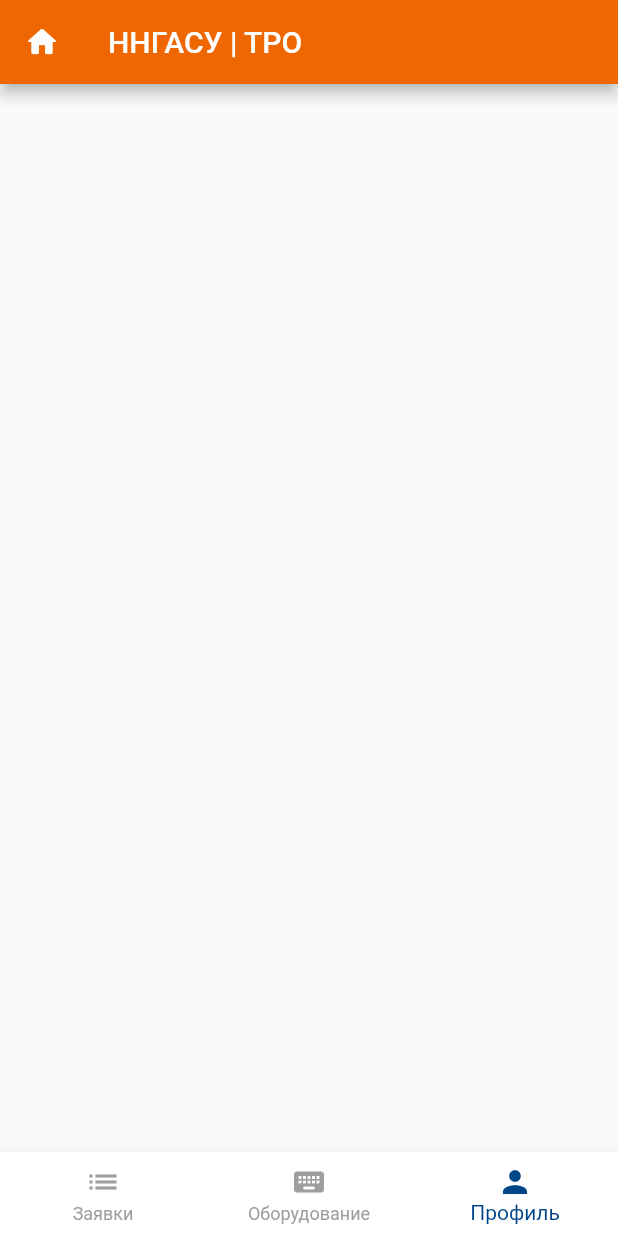
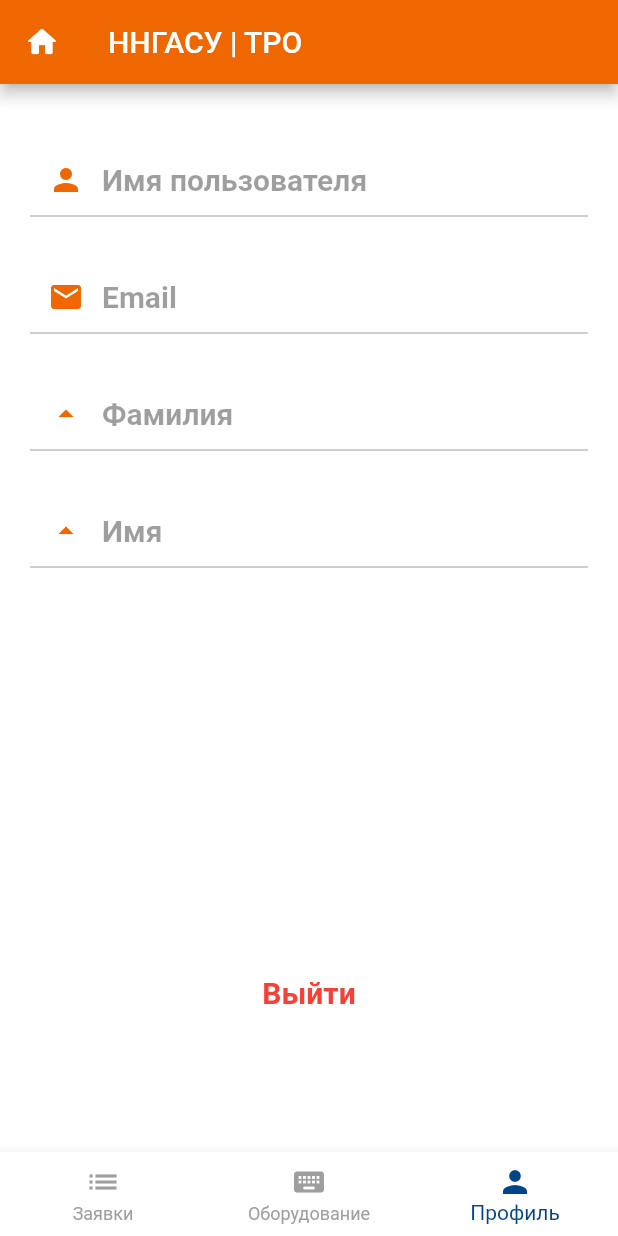
Before and after one commit to Excome/nngasu_fqp_mobile, a Flutter app: the HomePage screen opened directly, item 3 of the bottom bar chosen, on a phone screen of 412 x 824 dp. Run offline on Flutter 3.47's test engine with Material 2 defaults, Android fonts, the phone set to English and light mode, and no system bars; our stand-ins replace logger; missing offline and left inert: localstore, multiselect; network calls fail.

Commit message:
add localStorage, init userProfile

```diff
--- a/lib/domain/user.dart
+++ b/lib/domain/user.dart
@@ -54,14 +54,19 @@ class User {
   }
 
   Map<String, dynamic> toJson() {
+    List<Map<String, dynamic>> roles = [];
+    // for (var role in this.roles) {
+    //   roles.add(role.toJson());
+    // }
     return <String, dynamic> {
       'id': id,
       'userName': userName,
       'pass': pass,
       'passConfirm': passConfirm,
       'email': email,
+      // "roles": roles,
       'firstName': firstName,
-      'sunName': surName,
+      'surName': surName,
       'createdDate': createdDate.toString()
     };
   }
--- a/lib/main.dart
+++ b/lib/main.dart
@@ -1,36 +1,42 @@
 import 'package:flutter/material.dart';
+import 'package:flutter/services.dart';
 import 'package:logger/logger.dart';
 import 'package:nngasu_fqp_mobile/screen/authentication.dart';
+import 'package:localstore/localstore.dart';
 import 'package:nngasu_fqp_mobile/screen/home.dart';
 
 import 'domain/user.dart';
 
-void main() =>  runApp(const Application());
+void main() {
+  WidgetsFlutterBinding.ensureInitialized();
+  runApp(const Application());
+}
 
 class Application extends StatelessWidget{
   const Application({Key? key}) : super(key: key);
+  static final Logger logger = Logger();
+  static final db = Localstore.instance;
+  static const dbAuthId = "nngasu_tro_auth_db_document";
+  static const dbCrrUserId = "nngasu_current_user_db_document";
+  static const Color nngasuBlueColor = Color.fromRGBO(0, 69, 136, 1);
+  static const Color nngasuOrangeColor = Color.fromRGBO(239, 103, 0, 1);
+
   static String serverUrl = 'http://192.168.0.198:8080';
-  // static const String serverUrl = 'http://195.122.251.100:8080';
-  static Logger logger = Logger();
-  static Color nngasuBlueColor = const Color.fromRGBO(0, 69, 136, 1);
-  static Color nngasuOrangeColor = const Color.fromRGBO(239, 103, 0, 1);
+  // static String serverUrl = 'http://195.122.251.100:8080';
 
-  static String crrUsername = "administrator";
-  // static String token = "eyJhbGciOiJIUzUxMiJ9.eyJzdWIiOiJhZG1pbmlzdHJhdG9yIiwiZXhwIjoxNjUzNzcxNjAwfQ.yo1jZj_Y2oNgPBJ3e9um2az1dIoTwGvnUYF46SQvyFA2XD4AKeoBwolhQSTkeUwjP8wiz4NdKj3CwdbRCFveXg";
+  static String crrUsername = "";
   static String token = "";
-  // Color.fromRGBO(0, 69, 136, 1) - Синий цвет ННГАСУ
-  // Color.fromRGBO(239, 103, 0, 1) - Оранжевый цвет ННГАСУ
   @override
   Widget build(BuildContext context) {
     return MaterialApp(
       title: 'NNGASU',
       theme: ThemeData(
-        primaryColor: Colors.white,
-        textTheme: const TextTheme(titleLarge: TextStyle(color: Colors.black))
+          primaryColor: Colors.white,
+          textTheme: const TextTheme(titleLarge: TextStyle(color: Colors.black))
       ),
       // home: AuthPage(),
-      home: token.isEmpty ? AuthPage() : HomePage(),
+      home: token.isEmpty ? AuthPage() : const HomePage(),
+      // home: const HomePage(),
     );
   }
-
 }
--- a/lib/screen/home.dart
+++ b/lib/screen/home.dart
@@ -1,9 +1,12 @@
 import 'package:flutter/cupertino.dart';
 import 'package:flutter/material.dart';
+import 'package:flutter/services.dart';
 import 'package:nngasu_fqp_mobile/component/request-list.dart';
 import 'package:nngasu_fqp_mobile/domain/user.dart';
 import 'package:nngasu_fqp_mobile/main.dart';
+import 'package:nngasu_fqp_mobile/screen/authentication.dart';
 import 'package:nngasu_fqp_mobile/screen/createRequest.dart';
+import 'package:nngasu_fqp_mobile/screen/userProfile.dart';
 
 class HomePage extends StatefulWidget {
   const HomePage({Key? key}) : super(key: key);
@@ -16,7 +19,7 @@ class _HomePageState extends State<HomePage> {
   static const List<Widget> _widgetOptions = <Widget>[
     RequestList(),
     Scaffold(),
-    Scaffold()
+    UserProfile()
   ];
   int sectionIndex = 0;
 
@@ -25,14 +28,19 @@ class _HomePageState extends State<HomePage> {
     return Scaffold(
       backgroundColor: Theme.of(context).primaryColor,
       appBar: AppBar(
+          systemOverlayStyle: const SystemUiOverlayStyle(
+              statusBarColor: Application.nngasuOrangeColor,
+              statusBarIconBrightness: Brightness.light,
+              statusBarBrightness: Brightness.light
+          ),
           title: const Text('ННГАСУ | ТРО'),
           leading: const Icon(Icons.home_rounded),
           backgroundColor: Application.nngasuOrangeColor),
       body: _widgetOptions.elementAt(sectionIndex),
       floatingActionButton: Visibility(
-        visible: sectionIndex == 0,
+          visible: sectionIndex == 0,
           child: FloatingActionButton(
-            onPressed: ()=>{Navigator.push(context, MaterialPageRoute(builder: (context) => const CreateRequest()))},
+            onPressed: () => {Navigator.push(context, MaterialPageRoute(builder: (context) => const CreateRequest()))},
             tooltip: "Создать заявку",
             child: const Icon(Icons.add),
             elevation: 4.0,
--- a/lib/screen/requestDetail.dart
+++ b/lib/screen/requestDetail.dart
@@ -82,8 +82,8 @@ class _RequestDetailState extends State<RequestDetail> {
                 _textField(request.audience, "Аудитория", _audienceCntrl),
                 _textField("${request.author.surName} ${request.author.firstName}", "Автор", _authorCntrl),
                 _textField("${request.responsible.surName} ${request.responsible.firstName}", "Ответственный", _responsibleCntrl),
-                _textField("${request.equipment.map((value) => '${value.type} ${value.name}').toString()}", "Оборудование", _equipmentCntrl),
-                _textField(request.description, "Описание", _equipmentCntrl)
+                _textField("${request.equipment.map((value) => '${value.name}').toString()}", "Оборудование", _equipmentCntrl),
+                _textField(request.description, "Описание", _descriptionCntrl)
               ],
             )
         ));
--- /dev/null
+++ b/lib/screen/userProfile.dart
@@ -0,0 +1,147 @@
+import 'package:flutter/cupertino.dart';
+import 'package:flutter/material.dart';
+import 'package:nngasu_fqp_mobile/screen/authentication.dart';
+import 'package:nngasu_fqp_mobile/service/userService.dart';
+
+import '../domain/user.dart';
+import '../main.dart';
+
+class UserProfile extends StatefulWidget {
+  const UserProfile({Key? key}) : super(key: key);
+
+  @override
+  State<UserProfile> createState() => _UserProfileState();
+}
+
+class _UserProfileState extends State<UserProfile> {
+  final TextEditingController _usernameCtrl = TextEditingController();
+  final TextEditingController _emailCtrl = TextEditingController();
+  final TextEditingController _firstNameCtrl = TextEditingController();
+  final TextEditingController _surNameCtrl = TextEditingController();
+  bool isEditMode = false;
+  User crrUser = User("", "");
+
+  @override
+  void initState() {
+    _fetchUser();
+    super.initState();
+  }
+
+  Widget _textBox(String text, String placeholder, Icon icon,
+      TextEditingController controller) {
+    controller.text = text;
+    return Container(
+      padding: const EdgeInsets.only(left: 20, right: 20),
+      child: TextField(
+        enabled: isEditMode,
+        controller: controller,
+        style: const TextStyle(fontSize: 20, color: Colors.black),
+        decoration: InputDecoration(
+            hintStyle: const TextStyle(
+                fontSize: 20,
+                fontWeight: FontWeight.bold,
+                color: Colors.black38),
+            hintText: placeholder,
+            focusedBorder: const OutlineInputBorder(
+                borderSide: BorderSide(color: Color.fromRGBO(0, 69, 136, 0.8), width: 4)),
+            enabledBorder: const OutlineInputBorder(
+                borderSide: BorderSide(color: Color.fromRGBO(0, 69, 136, 0.5), width: 4)),
+            prefixIcon: Padding(
+              padding: const EdgeInsets.only(left: 10, right: 10),
+              child: IconTheme(
+                data: const IconThemeData(color: Color.fromRGBO(239, 103, 0, 1)),
+                child: icon,
+              ),
+            )),
+      ),
+    );
+  }
+
+  Widget _logoutButton(String text) {
+    return Padding(
+      padding: const EdgeInsets.symmetric(horizontal: 20, vertical: 10),
+      child: Align(
+        alignment: Alignment.bottomCenter,
+        child: RaisedButton(
+          splashColor: Theme.of(context).primaryColor,
+          // highlightColor: Theme.of(context).primaryColor,
+          elevation: 0,
+          color: Colors.white,
+          child: Text(text,
+              style: const TextStyle(
+                  fontSize: 20,
+                  fontWeight: FontWeight.bold,
+                  color: Colors.red)),
+          onPressed: () async {
+            /*showDialog(context: context, builder: (context) {
+              return Dialog(
+                shape: RoundedRectangleBorder(borderRadius: BorderRadius.circular(20)),
+                elevation: 16,
+                child: Container(
+                  height: 100,
+                  child: Column(
+                    children: const <Widget>[
+                      Align(alignment: Alignment.topLeft, child: Text("Выход")),
+                      Align(alignment: Alignment.bottomRight, child: Text("Отмена")),
+                      Align(alignment: Alignment.bottomRight, child: Text("Выход"))
+                    ],
+                  ),
+                ),
+              );
+            });*/
+            var authMap = await Application.db.collection('auth').doc(Application.dbAuthId).get();
+            if (authMap != null) {
+              authMap['token'] = "";
+              authMap['userName'] = "";
+              Application.db.collection("auth").doc(Application.dbAuthId).set(authMap);
+              Application.db.collection("crrUser").doc(Application.dbCrrUserId).set({});
+              Application.token = '';
+              Application.crrUsername = "";
+
+              Navigator.pushReplacement(
+                  context, MaterialPageRoute(builder: (context) => AuthPage()));
+            }
+          },
+        ),
+      ),
+    );
+  }
+
+  @override
+  Widget build(BuildContext context) {
+    return Column(
+      children: <Widget>[
+        Padding(
+          padding: const EdgeInsets.only(top: 40, bottom: 20),
+          child: _textBox(crrUser.userName, "Имя пользователя", const Icon(Icons.person), _usernameCtrl),
+        ),
+        Padding(
+          padding: const EdgeInsets.only(top: 10, bottom: 20),
+          child: _textBox(crrUser.email, "Email", const Icon(Icons.email), _emailCtrl),
+        ),
+        Padding(
+          padding: const EdgeInsets.only(top: 10, bottom: 20),
+          child: _textBox(crrUser.surName, "Фамилия", const Icon(Icons.arrow_drop_up_sharp), _surNameCtrl),
+        ),
+        Padding(
+          padding: const EdgeInsets.only(top: 10, bottom: 250),
+          child: _textBox(crrUser.firstName, "Имя", const Icon(Icons.arrow_drop_up_sharp), _firstNameCtrl),
+        ),
+        _logoutButton("Выйти")
+      ],
+    );
+  }
+
+  void _fetchUser() async {
+    var crrUserMap = await Application.db.collection('crrUser').doc(Application.dbCrrUserId).get();
+    if (crrUserMap != null && crrUserMap.isNotEmpty) {
+      crrUser = User.fromJson(crrUserMap);
+    } else {
+      var user = await UserService.fetchUser(Application.crrUsername, Application.token);
+      crrUser = user;
+      crrUserMap = user.toJson();
+      Application.db.collection("crrUser").doc(Application.dbCrrUserId).set(crrUserMap);
+    }
+    setState(() {});
+  }
+}
--- /dev/null
+++ b/lib/service/userService.dart
@@ -0,0 +1,19 @@
+import 'dart:io';
+
+import '../domain/user.dart';
+import '../main.dart';
+import 'httpClient.dart';
+
+class UserService {
+  static Future<User> fetchUser(String userName, String token) async {
+    try {
+      var headersMap = {HttpHeaders.authorizationHeader: 'Bearer $token'};
+      var response = await HttpClient.get("/users/$userName", headers: headersMap);
+
+      return User.fromJson(response);
+    } catch (e) {
+      Application.logger.e("Failed to fetch user '$userName': $e");
+      return User("", "");
+    }
+  }
+}
--- a/pubspec.yaml
+++ b/pubspec.yaml
@@ -30,6 +30,7 @@ dependencies:
   http: ^0.13.4
   logger: ^1.1.0
   intl: ^0.17.0
+  localstore: ^1.2.3
   multiselect: ^0.0.4
   flutter:
     sdk: flutter
```
Also changed, not shown: lib/component/request-list.dart (+32 -17 lines), lib/screen/authentication.dart (+26 -3 lines), lib/screen/createRequest.dart (+7 -0 lines), lib/service/authService.dart (+0 -16 lines), lib/service/httpClient.dart (+4 -4 lines), pubspec.lock.
